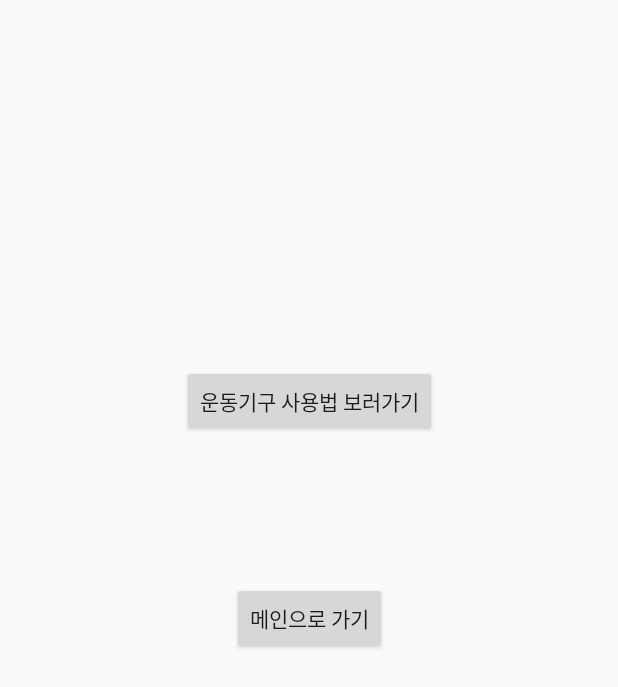
After one commit to kangyekwon/Hey-you-can-work-out-too, an Android app: the SubActivity screen opened directly, with no data from a screen before it, on a phone screen of 412 x 824 dp. The commit adds this screen. Shown: the top 687 px of the screen. Run offline under Robolectric (Android 15) with nearby library versions, the light colour scheme and no system bars.

Commit message:
current progress

```diff
--- a/android/app/src/main/AndroidManifest.xml
+++ b/android/app/src/main/AndroidManifest.xml
@@ -1,4 +1,5 @@
 <manifest xmlns:android="http://schemas.android.com/apk/res/android"
+    xmlns:tools="http://schemas.android.com/tools"
     package="org.tensorflow.lite.examples.detection">
     <!-- Tell the system this app requires OpenGL ES 3.1. -->
     <uses-feature android:glEsVersion="0x00030001" android:required="true" />
@@ -22,7 +23,8 @@
         android:theme="@style/AppTheme.ObjectDetection"
         android:hardwareAccelerated="true"
         android:debuggable="true"
-        android:installLocation="internalOnly">
+        android:installLocation="internalOnly"
+        tools:ignore="HardcodedDebugMode">
 
         <activity
             android:name=".DetectorActivity"
@@ -33,6 +35,7 @@
                 <category android:name="android.intent.category.LAUNCHER" />
             </intent-filter>
         </activity>
+        <activity android:name=".SubActivity" />
 
     </application>
 </manifest>
--- /dev/null
+++ b/android/app/src/main/java/org/tensorflow/lite/examples/detection/SubActivity.java
@@ -0,0 +1,76 @@
+package org.tensorflow.lite.examples.detection;
+
+
+import android.app.Activity;
+import android.content.Intent;
+import android.net.Uri;
+import android.os.Bundle;
+import android.view.View;
+import android.widget.Button;
+import android.widget.ListView;
+
+import java.util.ArrayList;
+
+public class SubActivity extends Activity {
+
+    public ListView foodView;
+    ArrayList<String> foodStrings = new ArrayList<String>();
+    Button btn2;
+    Button btn3;
+
+    @Override
+    protected void onCreate(Bundle savedInstanceState){
+        super.onCreate(savedInstanceState);
+        setContentView(R.layout.activity_sub);
+
+        btn2 = findViewById(R.id.btn2);
+        final Bundle bundle = new Bundle();
+        foodView = findViewById(R.id.food_list);
+//    textView = (TextView) findViewById(R.id.rec_food);
+
+        btn3 = findViewById(R.id.btn3);
+
+        btn2.setOnClickListener(new View.OnClickListener() {
+            @Override
+            public void onClick(View view) {
+                Intent intent = new Intent(getApplicationContext(),DetectorActivity.class);
+                startActivity(intent);
+                finish();
+            }
+        });
+
+        btn3.setOnClickListener(new View.OnClickListener() {
+            @Override
+            public void onClick(View view) {
+                String urls = "https://www.youtube.com/results?search_query=";
+                Intent intent = getIntent();
+                String name0 = intent.getExtras().getString("name0");
+//                String name1 = intent.getExtras().getString("name1");
+//                String name2 = intent.getExtras().getString("name2");
+//                String name3 = intent.getExtras().getString("name3");
+//                String name4 = intent.getExtras().getString("name4");
+//                String name5 = intent.getExtras().getString("name5");
+
+                Intent intents = new Intent(Intent.ACTION_VIEW, Uri.parse(urls+name0));
+                startActivity(intents);
+//                Intent intents = new Intent(Intent.ACTION_VIEW, Uri.parse(urls+name1));
+//
+//
+//                startActivity(intents1);
+//
+//                Intent intents2 = new Intent(Intent.ACTION_VIEW, Uri.parse(urls+name2));
+//                startActivity(intents2);
+//
+//                Intent intents3 = new Intent(Intent.ACTION_VIEW, Uri.parse(urls+name3));
+//                startActivity(intents3);
+//
+//                Intent intents4 = new Intent(Intent.ACTION_VIEW, Uri.parse(urls+name4));
+//                startActivity(intents4);
+//
+//                Intent intents5 = new Intent(Intent.ACTION_VIEW, Uri.parse(urls+name5));
+//                startActivity(intents5);
+            }
+        });
+
+    }
+}
--- /dev/null
+++ b/android/app/src/main/res/layout/activity_sub.xml
@@ -0,0 +1,36 @@
+<?xml version="1.0" encoding="utf-8"?>
+<androidx.constraintlayout.widget.ConstraintLayout xmlns:android="http://schemas.android.com/apk/res/android"
+    xmlns:app="http://schemas.android.com/apk/res-auto"
+    xmlns:tools="http://schemas.android.com/tools"
+    android:layout_width="match_parent"
+    android:layout_height="match_parent">
+
+    <Button
+        android:id="@+id/btn2"
+        android:layout_width="wrap_content"
+        android:layout_height="wrap_content"
+        android:layout_marginStart="153dp"
+        android:layout_marginTop="341dp"
+        android:layout_marginEnd="153dp"
+        android:layout_marginBottom="342dp"
+        android:text="메인으로 가기"
+        app:layout_constraintBottom_toBottomOf="parent"
+        app:layout_constraintEnd_toEndOf="parent"
+        app:layout_constraintStart_toStartOf="parent"
+        app:layout_constraintTop_toTopOf="parent" />
+
+    <Button
+        android:id="@+id/btn3"
+        android:layout_width="wrap_content"
+        android:layout_height="wrap_content"
+        android:layout_marginStart="153dp"
+        android:layout_marginTop="220dp"
+        android:layout_marginEnd="153dp"
+        android:layout_marginBottom="73dp"
+        android:text="운동기구 사용법 보러가기"
+        app:layout_constraintBottom_toTopOf="@+id/btn2"
+        app:layout_constraintEnd_toEndOf="parent"
+        app:layout_constraintStart_toStartOf="parent"
+        app:layout_constraintTop_toTopOf="parent" />
+
+</androidx.constraintlayout.widget.ConstraintLayout>
```
Also changed, not shown: android/app/src/main/java/org/tensorflow/lite/examples/detection/CameraActivity.java (+28 -8 lines), android/app/src/main/java/org/tensorflow/lite/examples/detection/DetectorActivity.java (+64 -64 lines).
